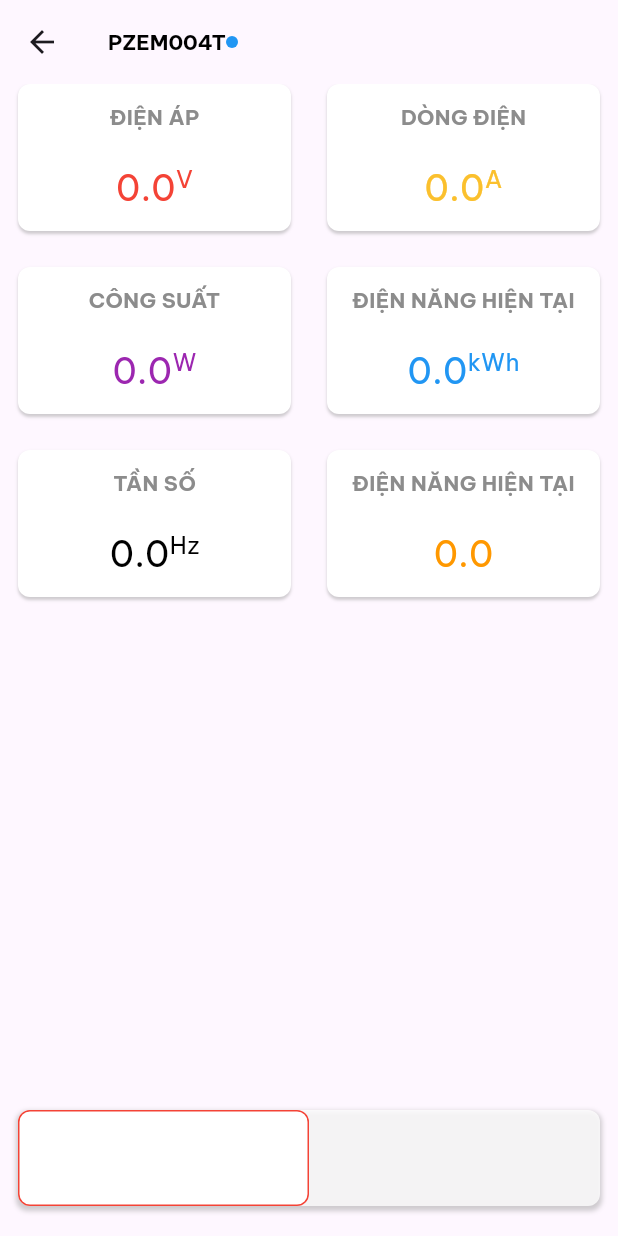
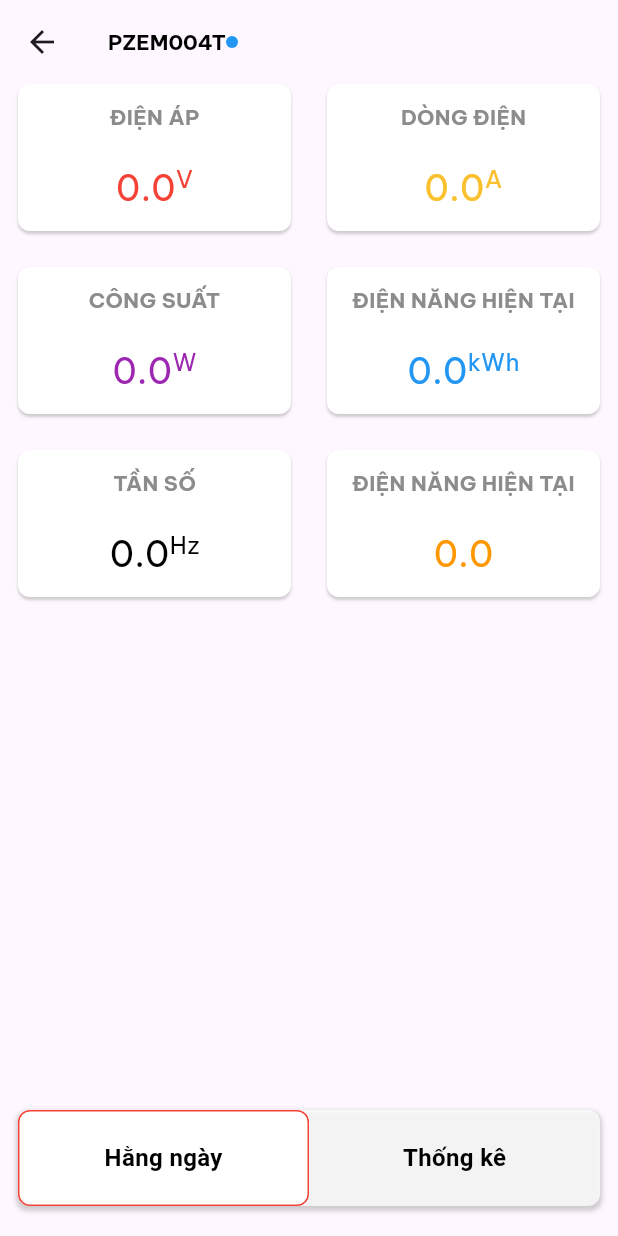
Before and after one commit to kullhy/electronic_data, a Flutter app: the DetailView screen opened directly, on a phone screen of 412 x 824 dp. Run offline on Flutter 3.47's test engine with Material 3 defaults, Android fonts, the phone set to English and light mode, and no system bars; our stand-ins replace cached_network_image, cloud_firestore, dio, equatable, firebase_core, fl_chart and 3 more; accounts and stored records are empty; network calls fail.

Commit message:
chart data

```diff
--- a/lib/app.dart
+++ b/lib/app.dart
@@ -1,11 +1,21 @@
-import 'package:electronic_data/ui/pages/home/home_page.dart';
+import 'package:electronic_data/database/share_preferences_helper.dart';
 import 'package:electronic_data/ui/pages/login/login_page.dart';
 import 'package:flutter/material.dart';
 
-class MyApp extends StatelessWidget {
+class MyApp extends StatefulWidget {
   const MyApp({super.key});
 
-  // This widget is the root of your application.
+  @override
+  State<MyApp> createState() => _MyAppState();
+}
+
+class _MyAppState extends State<MyApp> {
+  @override
+  void initState() {
+    SharedPreferencesHelper.checkIfNewDay();
+    super.initState();
+  }
+
   @override
   Widget build(BuildContext context) {
     return MaterialApp(
--- a/lib/ui/pages/detail/components/bottom_bar.dart
+++ b/lib/ui/pages/detail/components/bottom_bar.dart
@@ -1,3 +1,4 @@
+import 'package:electronic_data/common/app_text_styles.dart';
 import 'package:flutter/material.dart';
 
 class BottomBar extends StatefulWidget {
@@ -54,6 +55,11 @@ class _BottomBarState extends State<BottomBar> {
                       color: curIndex == 0 ? Colors.red : Colors.transparent,
                     ),
                   ),
+                  alignment: Alignment.center,
+                  child: Text(
+                    "Hằng ngày",
+                    style: AppTextStyle.blackS16Bold,
+                  ),
                 ),
               ),
             ),
@@ -74,6 +80,11 @@ class _BottomBarState extends State<BottomBar> {
                       color: curIndex == 1 ? Colors.red : Colors.transparent,
                     ),
                   ),
+                  alignment: Alignment.center,
+                  child: Text(
+                    "Thống kê",
+                    style: AppTextStyle.blackS16Bold,
+                  ),
                 ),
               ),
             ),
--- a/lib/ui/pages/detail/cubit/detail_state.dart
+++ b/lib/ui/pages/detail/cubit/detail_state.dart
@@ -5,11 +5,15 @@ class DetailState extends Equatable {
   final bool isUpdate;
   final DataModel? dataModel;
   final int totalPages;
+  final List<double>? statisticalV4;
+  final List<double>? statisticalV7;
 
   const DetailState({
     this.isUpdate = true,
     this.dataModel,
     this.totalPages = 0,
+    this.statisticalV4,
+    this.statisticalV7,
   });
 
   @override
@@ -17,17 +21,25 @@ class DetailState extends Equatable {
         isUpdate,
         dataModel,
         totalPages,
+        statisticalV4,
+        statisticalV7
       ];
 
   DetailState copyWith({
     bool? isUpdate,
     DataModel? dataModel,
     int? totalPages,
+    List<double>? statisticalV4,
+    List<double>? statisticalV7,
+
   }) {
     return DetailState(
       isUpdate: isUpdate ?? this.isUpdate,
       dataModel: dataModel ?? this.dataModel,
       totalPages: totalPages ?? this.totalPages,
+      statisticalV4: statisticalV4 ?? this.statisticalV4,
+      statisticalV7: statisticalV7 ?? this.statisticalV7
+
     );
   }
 }
--- a/lib/ui/pages/detail/detail_page.dart
+++ b/lib/ui/pages/detail/detail_page.dart
@@ -30,11 +30,14 @@ class DetailView extends StatefulWidget {
 
 class _DetailViewState extends State<DetailView> {
   late DetailCubit cubit = context.read<DetailCubit>();
+  PageController pageController = PageController(initialPage: 0);
+  int curIndex = 0;
 
   @override
   void initState() {
     super.initState();
     cubit.startPolling();
+    cubit.getHistoryData();
   }
 
   @override
@@ -67,14 +70,27 @@ class _DetailViewState extends State<DetailView> {
             child: Stack(
               children: [
                 PageView(
-                  children:  [
-                    SizedBox(child: DataWidget(dataModel: state.dataModel,)),
-                    SizedBox(child: ChartWidget()),
-
+                  physics: const NeverScrollableScrollPhysics(),
+                  controller: pageController,
+                  children: [
+                    SizedBox(
+                        child: DataWidget(
+                      dataModel: state.dataModel,
+                    )),
+                    const SizedBox(child: ChartWidget()),
                   ],
                 ),
                 BottomBar(
-                  onTap: (p0) {},
+                  onTap: (p0) {
+                    if (curIndex != p0) {
+                      curIndex = p0;
+                      pageController.animateToPage(
+                        p0,
+                        curve: Curves.easeIn,
+                        duration: const Duration(milliseconds: 500),
+                      );
+                    }
+                  },
                 )
               ],
             ),
@@ -83,6 +99,4 @@ class _DetailViewState extends State<DetailView> {
       ),
     );
   }
-
-
 }
--- a/pubspec.yaml
+++ b/pubspec.yaml
@@ -46,6 +46,7 @@ dependencies:
   shared_preferences: ^2.2.3
   cloud_firestore: ^5.1.0
   firebase_core: ^3.2.0
+  firebase_messaging: ^15.0.3
 
 dev_dependencies:
   flutter_test:
```
Also changed, not shown: lib/database/share_preferences_helper.dart (+65 -75 lines), lib/ui/pages/detail/cubit/detail_cubit.dart (+16 -0 lines), pubspec.lock, 1 other file.
